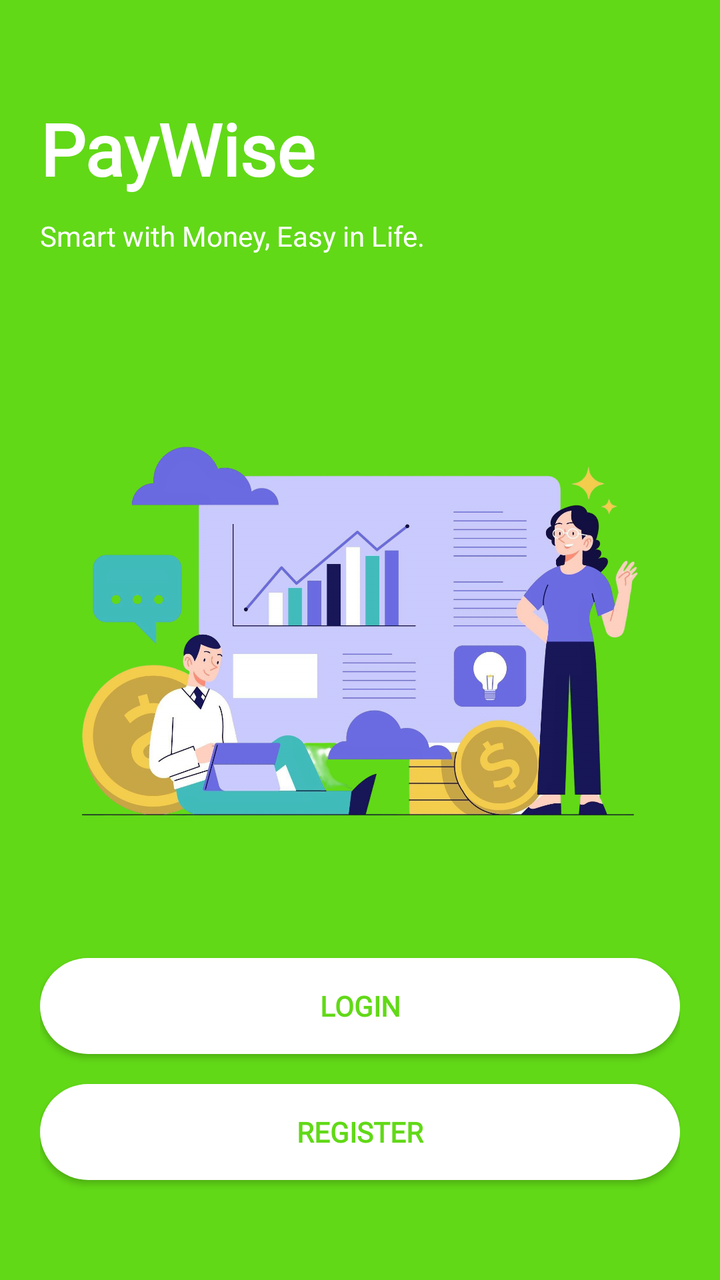
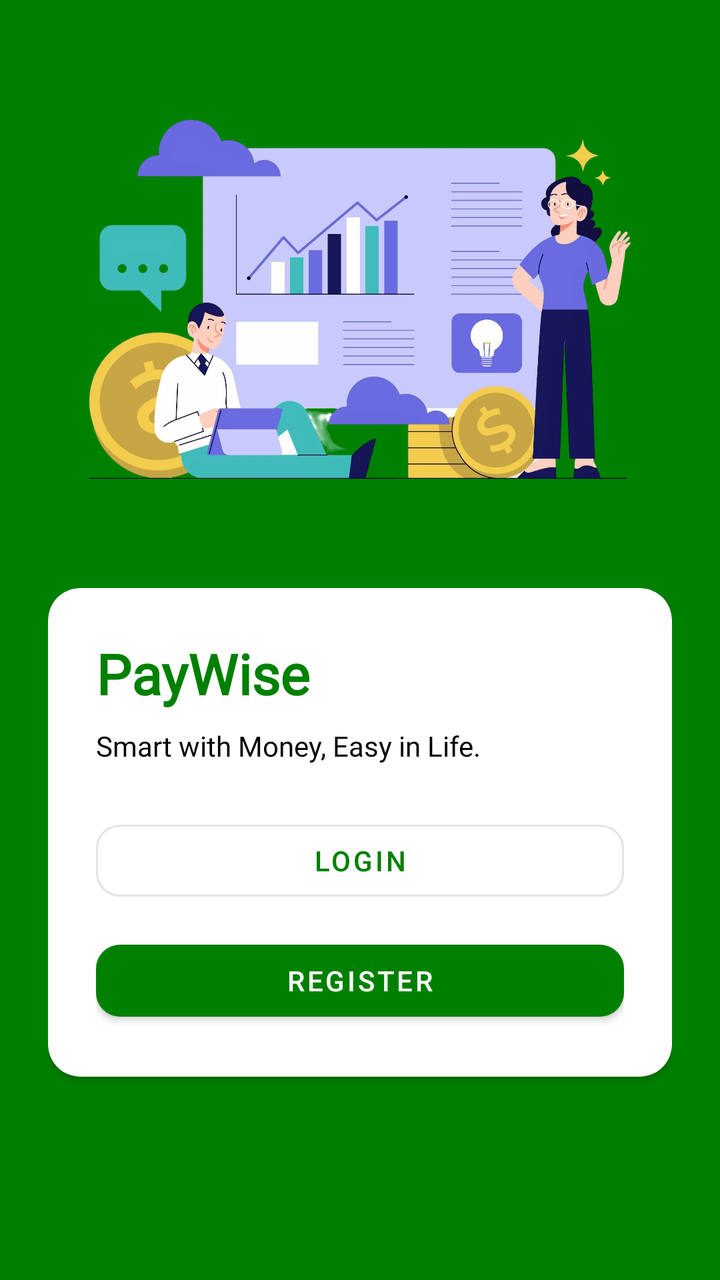

Two renders of the same Android screen: before a commit and after it. Below are the layout's source before the change and the commit's diff.
<!-- AndroidManifest.xml: application theme Theme.Paywise -->
<!-- res/layout/activity_default.xml -->
<?xml version="1.0" encoding="utf-8"?>
<androidx.constraintlayout.widget.ConstraintLayout xmlns:android="http://schemas.android.com/apk/res/android"
    xmlns:app="http://schemas.android.com/apk/res-auto"
    xmlns:tools="http://schemas.android.com/tools"
    android:id="@+id/main"
    android:layout_width="match_parent"
    android:layout_height="match_parent"
    tools:context=".DefaultActivity"
    android:background="@color/primary"
    android:padding="20dp">

    <TextView
        android:id="@+id/title_app"
        android:layout_width="match_parent"
        android:layout_height="wrap_content"
        android:text="@string/app_name"
        android:layout_marginTop="30dp"
        android:fontFamily="@font/montserrat"
        android:textColor="@color/white"
        android:textSize="36sp"
        android:textStyle="bold"
        app:layout_constraintEnd_toEndOf="parent"
        app:layout_constraintStart_toStartOf="parent"
        app:layout_constraintTop_toTopOf="parent"/>

    <TextView
        android:layout_width="match_parent"
        android:layout_height="wrap_content"
        android:layout_marginTop="10dp"
        android:fontFamily="@font/montserrat"
        android:lineHeight="20sp"
        android:text="@string/sub_title"
        android:textColor="@color/white"
        android:textSize="14sp"
        app:layout_constraintEnd_toEndOf="parent"
        app:layout_constraintStart_toEndOf="parent"
        app:layout_constraintTop_toBottomOf="@+id/title_app" />

    <ImageView
        android:id="@+id/banner"
        android:layout_width="match_parent"
        android:layout_height="wrap_content"
        android:src="@drawable/banner"
        app:layout_constraintBottom_toBottomOf="parent"
        app:layout_constraintEnd_toEndOf="parent"
        app:layout_constraintStart_toStartOf="parent"
        app:layout_constraintTop_toTopOf="parent" />

    <androidx.appcompat.widget.AppCompatButton
        android:id="@+id/btn_login"
        android:layout_width="match_parent"
        android:layout_height="wrap_content"
        android:layout_marginBottom="15dp"
        android:text="@string/btn_login"
        style="@style/btn_white"
        app:layout_constraintBottom_toTopOf="@+id/btn_register"
        app:layout_constraintEnd_toEndOf="parent"
        app:layout_constraintStart_toStartOf="parent" />


    <androidx.appcompat.widget.AppCompatButton
        android:id="@+id/btn_register"
        android:layout_width="match_parent"
        android:layout_height="wrap_content"
        android:layout_marginBottom="30dp"
        style="@style/btn_white"
        android:text="@string/btn_register"
        app:layout_constraintBottom_toBottomOf="parent"
        app:layout_constraintEnd_toEndOf="parent"
        app:layout_constraintStart_toStartOf="parent" />

</androidx.constraintlayout.widget.ConstraintLayout>
<!-- resources referenced by this layout -->
<resources>
  <color name="primary">#61D917</color>
  <color name="white">#FFFFFFFF</color>
  <!-- drawable banner: png bitmap (drawable, 738330 bytes) -->
  <string name="app_name">PayWise</string>
  <string name="btn_login">LOGIN</string>
  <string name="btn_register">REGISTER</string>
  <string name="sub_title">Smart with Money, Easy in Life.</string>
  <style name="btn_white">
          <item name="android:background">@drawable/bg_button</item>
          <item name="android:fontFamily">@font/montserrat</item>
          <item name="android:textColor">@color/primary</item>
          <item name="android:textSize">14sp</item>
          <item name="android:textStyle">bold</item>
      </style>
  <style name="Theme.Paywise" parent="Base.Theme.Paywise" />
  <!-- drawable bg_button (drawable) -->
  <?xml version="1.0" encoding="utf-8"?>
  <shape xmlns:android="http://schemas.android.com/apk/res/android"
      android:shape="rectangle">
  
      <solid android:color="@color/white"/>
      <corners android:radius="30dp"/>
  
  </shape>
  <style name="Base.Theme.Paywise" parent="Theme.Material3.DayNight.NoActionBar">
          
          <item name="colorPrimary">@color/primary</item>
          <item name="colorPrimaryVariant">@color/primary</item>
      </style>
</resources>

<!-- the commit's change to res/layout/activity_default.xml (unified diff, before → after) -->
@@ -5,68 +5,90 @@
     android:id="@+id/main"
     android:layout_width="match_parent"
     android:layout_height="match_parent"
-    tools:context=".DefaultActivity"
     android:background="@color/primary"
-    android:padding="20dp">
+    android:padding="24dp"
+    tools:context=".DefaultActivity">
 
-    <TextView
-        android:id="@+id/title_app"
-        android:layout_width="match_parent"
-        android:layout_height="wrap_content"
-        android:text="@string/app_name"
-        android:layout_marginTop="30dp"
-        android:fontFamily="@font/montserrat"
-        android:textColor="@color/white"
-        android:textSize="36sp"
-        android:textStyle="bold"
-        app:layout_constraintEnd_toEndOf="parent"
-        app:layout_constraintStart_toStartOf="parent"
-        app:layout_constraintTop_toTopOf="parent"/>
-
-    <TextView
-        android:layout_width="match_parent"
-        android:layout_height="wrap_content"
-        android:layout_marginTop="10dp"
-        android:fontFamily="@font/montserrat"
-        android:lineHeight="20sp"
-        android:text="@string/sub_title"
-        android:textColor="@color/white"
-        android:textSize="14sp"
-        app:layout_constraintEnd_toEndOf="parent"
-        app:layout_constraintStart_toEndOf="parent"
-        app:layout_constraintTop_toBottomOf="@+id/title_app" />
-
+    
     <ImageView
         android:id="@+id/banner"
-        android:layout_width="match_parent"
+        android:layout_width="0dp"
+        android:layout_height="200dp"
+        android:scaleType="centerCrop"
+        android:src="@drawable/banner"
+        app:layout_constraintTop_toTopOf="parent"
+        app:layout_constraintStart_toStartOf="parent"
+        app:layout_constraintEnd_toEndOf="parent"
+        android:layout_marginBottom="16dp"
+        android:layout_marginTop="30dp"
+        app:layout_constraintBottom_toTopOf="@+id/cardContent" />
+
+    
+    <androidx.cardview.widget.CardView
+        android:id="@+id/cardContent"
+        android:layout_width="0dp"
         android:layout_height="wrap_content"
-        android:src="@drawable/banner"
-        app:layout_constraintBottom_toBottomOf="parent"
-        app:layout_constraintEnd_toEndOf="parent"
+        android:layout_marginTop="16dp"
+        android:layout_marginBottom="24dp"
+        android:elevation="8dp"
+        app:cardCornerRadius="16dp"
+        android:layout_marginVertical="40dp"
+        app:cardBackgroundColor="@android:color/white"
+        app:layout_constraintTop_toBottomOf="@+id/banner"
         app:layout_constraintStart_toStartOf="parent"
-        app:layout_constraintTop_toTopOf="parent" />
+        app:layout_constraintEnd_toEndOf="parent">
 
-    <androidx.appcompat.widget.AppCompatButton
-        android:id="@+id/btn_login"
-        android:layout_width="match_parent"
-        android:layout_height="wrap_content"
-        android:layout_marginBottom="15dp"
-        android:text="@string/btn_login"
-        style="@style/btn_white"
-        app:layout_constraintBottom_toTopOf="@+id/btn_register"
-        app:layout_constraintEnd_toEndOf="parent"
-        app:layout_constraintStart_toStartOf="parent" />
+        <LinearLayout
+            android:layout_width="match_parent"
+            android:layout_height="wrap_content"
+            android:orientation="vertical"
+            android:padding="24dp">
 
+            
+            <TextView
+                android:id="@+id/title_app"
+                android:layout_width="wrap_content"
+                android:layout_height="wrap_content"
+                android:text="@string/app_name"
+                android:textSize="28sp"
+                android:textStyle="bold"
+                android:textColor="@color/primary"
+                android:fontFamily="@font/montserrat" />
 
-    <androidx.appcompat.widget.AppCompatButton
-        android:id="@+id/btn_register"
-        android:layout_width="match_parent"
-        android:layout_height="wrap_content"
-        android:layout_marginBottom="30dp"
-        style="@style/btn_white"
-        android:text="@string/btn_register"
-        app:layout_constraintBottom_toBottomOf="parent"
-        app:layout_constraintEnd_toEndOf="parent"
-        app:layout_constraintStart_toStartOf="parent" />
+            
+            <TextView
+                android:id="@+id/subtitle"
+                android:layout_width="wrap_content"
+                android:layout_height="wrap_content"
+                android:text="@string/sub_title"
+                android:textSize="14sp"
+                android:lineSpacingExtra="4dp"
+                android:layout_marginTop="8dp"
+                android:textColor="@color/black"
+                android:fontFamily="@font/montserrat" />
+
+            
+            <com.google.android.material.button.MaterialButton
+                android:id="@+id/btn_login"
+                android:layout_width="match_parent"
+                android:layout_height="wrap_content"
+                android:layout_marginTop="24dp"
+                android:text="@string/btn_login"
+                style="@style/Widget.MaterialComponents.Button.OutlinedButton"
+                app:cornerRadius="12dp" />
+
+            
+            <com.google.android.material.button.MaterialButton
+                android:id="@+id/btn_register"
+                android:layout_width="match_parent"
+                android:layout_height="wrap_content"
+                android:layout_marginTop="12dp"
+                android:text="@string/btn_register"
+                style="@style/Widget.MaterialComponents.Button"
+                app:cornerRadius="12dp"
+                app:backgroundTint="@color/primary"
+                android:textColor="@android:color/white" />
+        </LinearLayout>
+    </androidx.cardview.widget.CardView>
 
 </androidx.constraintlayout.widget.ConstraintLayout>
<!-- resource entries referenced after the edit -->
@@ -1,29 +1,13 @@
 <!-- resources referenced by this layout -->
 <resources>
-  <color name="primary">#61D917</color>
-  <color name="white">#FFFFFFFF</color>
+  <color name="black">#FF000000</color>
+  <color name="primary">#008000</color>
   <!-- drawable banner: png bitmap (drawable, 738330 bytes) -->
   <string name="app_name">PayWise</string>
   <string name="btn_login">LOGIN</string>
   <string name="btn_register">REGISTER</string>
   <string name="sub_title">Smart with Money, Easy in Life.</string>
-  <style name="btn_white">
-          <item name="android:background">@drawable/bg_button</item>
-          <item name="android:fontFamily">@font/montserrat</item>
-          <item name="android:textColor">@color/primary</item>
-          <item name="android:textSize">14sp</item>
-          <item name="android:textStyle">bold</item>
-      </style>
   <style name="Theme.Paywise" parent="Base.Theme.Paywise" />
-  <!-- drawable bg_button (drawable) -->
-  <?xml version="1.0" encoding="utf-8"?>
-  <shape xmlns:android="http://schemas.android.com/apk/res/android"
-      android:shape="rectangle">
-  
-      <solid android:color="@color/white"/>
-      <corners android:radius="30dp"/>
-  
-  </shape>
   <style name="Base.Theme.Paywise" parent="Theme.Material3.DayNight.NoActionBar">
           
           <item name="colorPrimary">@color/primary</item>
